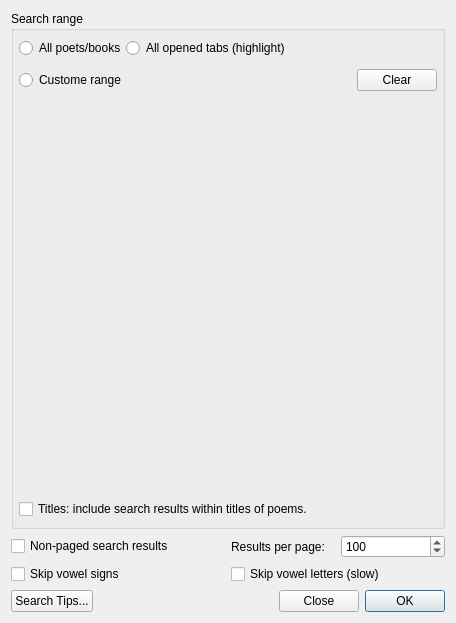
First picture: the form in src/searchoptionsdialog.ui, repository srazi/Saaghar, before the edit.
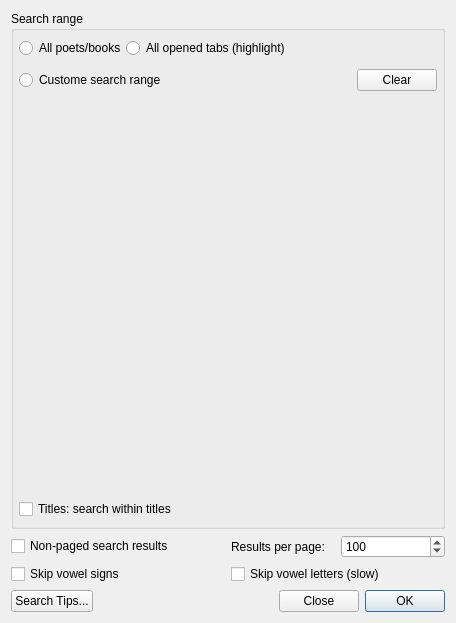
Second picture: the form after the edit. Custom widgets are drawn as their Qt base class.

Commit message: SearchOptionsDialog: Fix some strings.

```diff
--- a/src/searchoptionsdialog.ui
+++ b/src/searchoptionsdialog.ui
@@ -92,7 +92,7 @@
         <item row="0" column="0">
          <widget class="QRadioButton" name="customRangeRadioButton">
           <property name="text">
-           <string>Custome range</string>
+           <string>Custome search range</string>
           </property>
          </widget>
         </item>
@@ -124,7 +124,7 @@
       <item row="3" column="0">
        <widget class="QCheckBox" name="titleRangeCheckBox">
         <property name="text">
-         <string>Titles: include search results within titles of poems.</string>
+         <string>Titles: search within titles</string>
         </property>
        </widget>
       </item>
```
